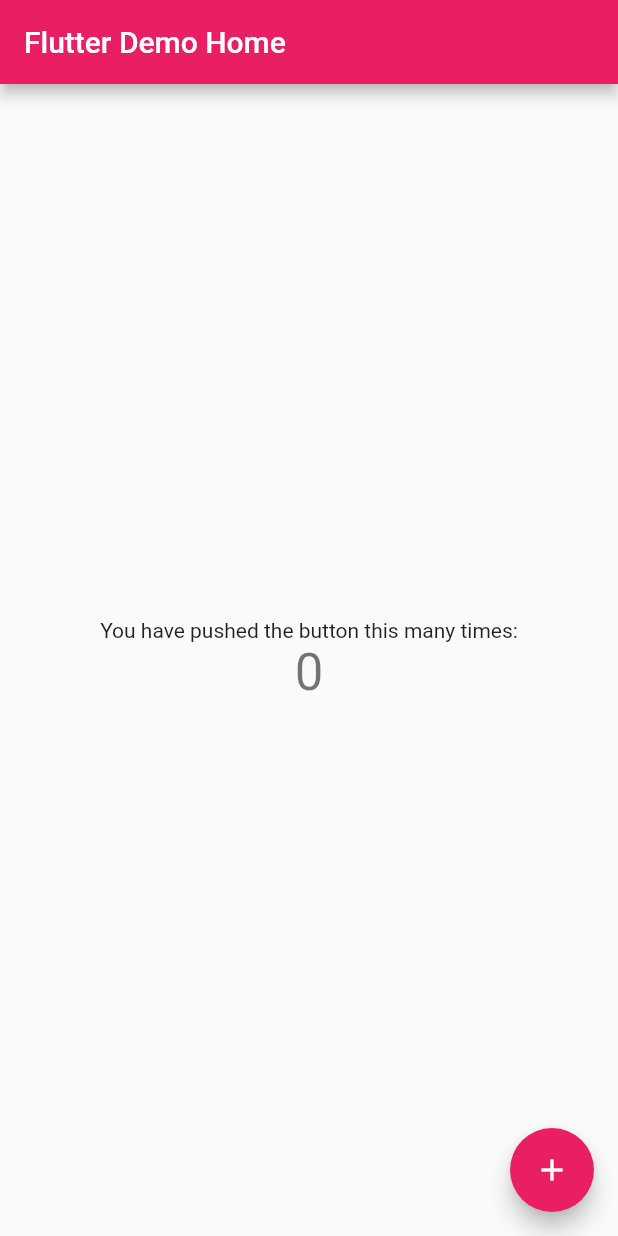
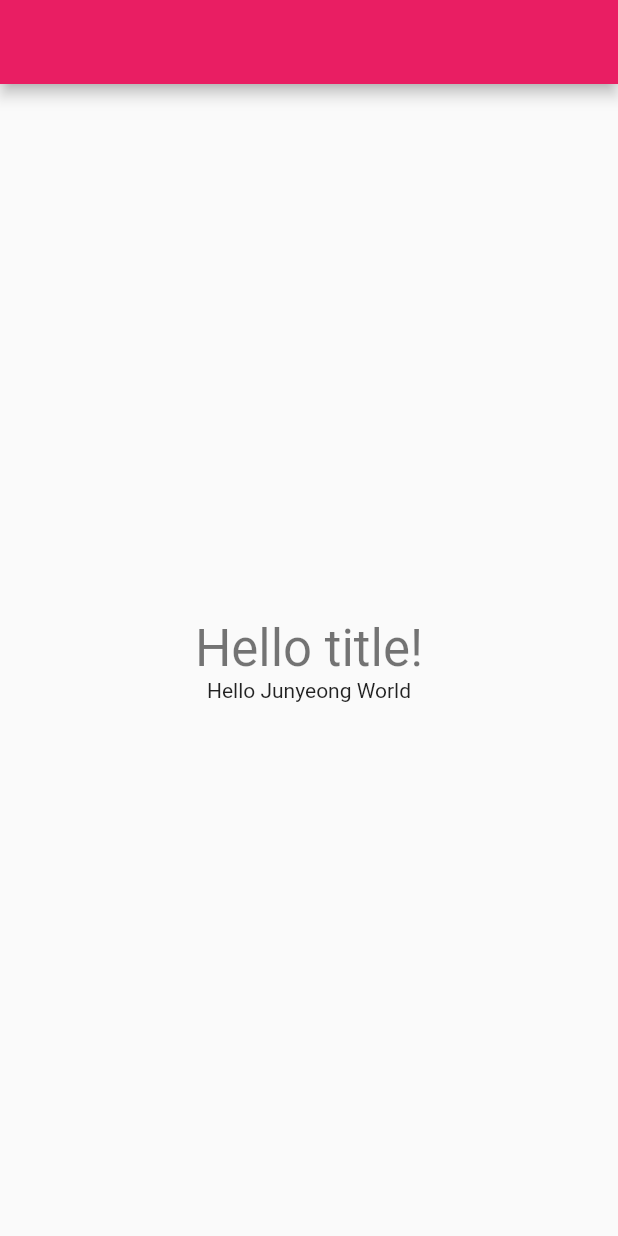
Before and after one commit to kwakdeung/dev_flutter, a Flutter app: the screen it shows after launch, on a phone screen of 412 x 824 dp. Run offline on Flutter 3.47's test engine with Material 2 defaults, Android fonts, the light colour scheme and no system bars.

Commit message:
ch01_13_constructor

```diff
--- a/drawing_app_widget/counting_sample/lib/main.dart
+++ b/drawing_app_widget/counting_sample/lib/main.dart
@@ -1,5 +1,5 @@
-// ch01_12_counting_sample_app_code_explanation
-// 카운팅 샘플 APP 코드 설명
+// ch01_13_constructor
+// 위젯간 데이터 전달(생성자)
 
 import 'package:flutter/material.dart';
 
@@ -17,55 +17,46 @@
         primarySwatch: Colors.pink,
       ),
       home: const MyHomePage(
-        title: 'Flutter Demo Home',
+        name: 'Junyeong',
+        title: 'title',
       ),
     );
   }
 }
 
 class MyHomePage extends StatefulWidget {
-  const MyHomePage({super.key, required this.title});
+  const MyHomePage({
+    Key? key,
+    required this.title,
+    required this.name,
+  }) : super(key: key);
 
   final String title;
+  final String name;
 
   @override
   State<MyHomePage> createState() => _MyHomePageState();
 }
 
 class _MyHomePageState extends State<MyHomePage> {
-  int _counter = 0;
-
-  void _incrementCounter() {
-    setState(() {
-      _counter++;
-    });
-  }
-
   @override
   Widget build(BuildContext context) {
     return Scaffold(
-      appBar: AppBar(
-        title: Text(widget.title),
-      ),
+      appBar: AppBar(),
       body: Center(
         child: Column(
           mainAxisAlignment: MainAxisAlignment.center,
-          children: <Widget>[
-            const Text(
-              'You have pushed the button this many times:',
+          children: [
+            Text(
+              'Hello ${widget.title}!',
+              style: Theme.of(context).textTheme.headline4,
             ),
             Text(
-              '$_counter',
-              style: Theme.of(context).textTheme.headline4,
+              'Hello ${widget.name} World',
             ),
           ],
         ),
       ),
-      floatingActionButton: FloatingActionButton(
-        onPressed: _incrementCounter,
-        tooltip: 'Increment',
-        child: const Icon(Icons.add),
-      ),
     );
   }
 }
```
